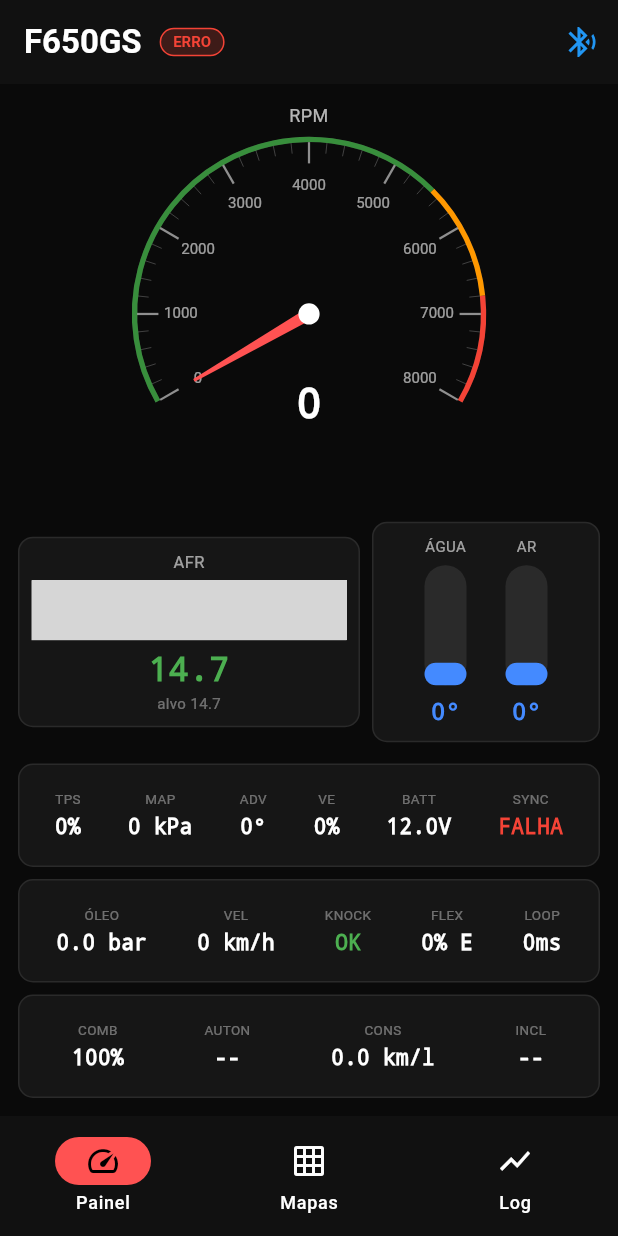
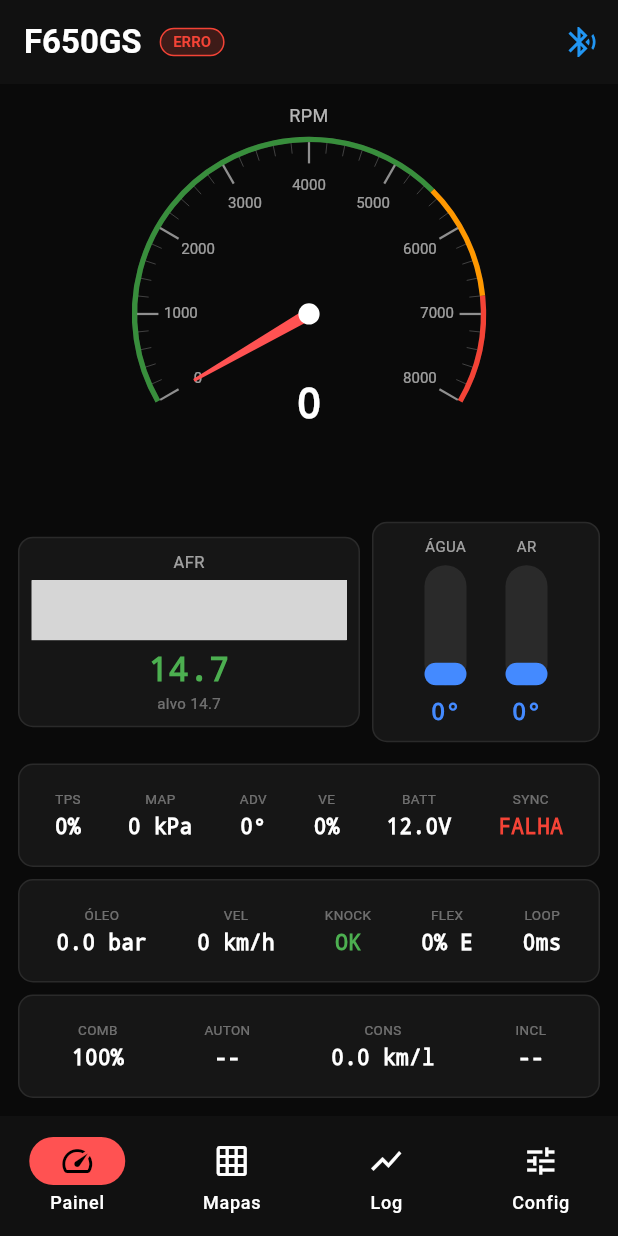
Before and after one commit to gustavowalkersgroup/bmwg650s, a Flutter app: the screen it shows after launch, after a tap on the "bluetooth searching" icon, on a phone screen of 412 x 824 dp. Run offline on Flutter 3.47's test engine with Material 3 defaults, Android fonts, the phone set to English and light mode, and no system bars; drawn by our look-alikes of syncfusion_flutter_gauges; our stand-ins replace fl_chart, flutter_blue_plus; grey boxes are pictures that could not be loaded.

Commit message:
Adiciona tela de configurações com controles de combustível e queda
- settings_screen.dart: tela completa com:
  * Alerta de queda com botão "Religar bomba" (cmd 0x02)
  * Gauge visual do nível de combustível virtual
  * Botão "Tanque cheio" com confirmação (cmd 0x01)
  * Botão "Calibrar nível" com slider 0–17,3L (cmd 0x03)
  * Info de IMU, flex fuel, injetor e sobre o projeto
- main.dart: 4º tab "Config" com badge vermelho ao detectar queda
- ble_service.dart: sendCommandBytes() para comandos multi-byte

https://claude.ai/code/session_017jgsQkKpSGp2ojivB84fMR

```diff
--- a/mobile-app/lib/main.dart
+++ b/mobile-app/lib/main.dart
@@ -5,6 +5,7 @@ import 'services/ble_service.dart';
 import 'screens/dashboard_screen.dart';
 import 'screens/maps_screen.dart';
 import 'screens/logs_screen.dart';
+import 'screens/settings_screen.dart';
 
 void main() {
   WidgetsFlutterBinding.ensureInitialized();
@@ -52,6 +53,22 @@ class F650GsApp extends StatelessWidget {
   }
 }
 
+// Ícone do tab Config com badge vermelho quando há queda detectada
+class _CrashBadge extends StatelessWidget {
+  const _CrashBadge();
+
+  @override
+  Widget build(BuildContext context) {
+    return Consumer<BleService>(
+      builder: (_, ble, __) => Badge(
+        isLabelVisible: ble.data.crash,
+        backgroundColor: Colors.red,
+        child: const Icon(Icons.tune),
+      ),
+    );
+  }
+}
+
 class _HomeShell extends StatefulWidget {
   const _HomeShell();
 
@@ -66,6 +83,7 @@ class _HomeShellState extends State<_HomeShell> {
     DashboardScreen(),
     MapsScreen(),
     LogsScreen(),
+    SettingsScreen(),
   ];
 
   @override
@@ -89,6 +107,10 @@ class _HomeShellState extends State<_HomeShell> {
             icon: Icon(Icons.show_chart),
             label: 'Log',
           ),
+          NavigationDestination(
+            icon: _CrashBadge(),
+            label: 'Config',
+          ),
         ],
       ),
     );
--- /dev/null
+++ b/mobile-app/lib/screens/settings_screen.dart
@@ -0,0 +1,510 @@
+import 'package:flutter/material.dart';
+import 'package:provider/provider.dart';
+import '../models/ecu_data.dart';
+import '../services/ble_service.dart';
+
+// Códigos de comando BLE (devem casar com ble_server.cpp no firmware)
+const int _cmdFuelRefill = 0x01;
+const int _cmdClearCrash = 0x02;
+const int _cmdFuelSetL   = 0x03;
+
+class SettingsScreen extends StatelessWidget {
+  const SettingsScreen({super.key});
+
+  @override
+  Widget build(BuildContext context) {
+    return Consumer<BleService>(
+      builder: (context, ble, _) {
+        final data = ble.data;
+        return Scaffold(
+          backgroundColor: const Color(0xFF0A0A0A),
+          appBar: AppBar(
+            backgroundColor: const Color(0xFF111111),
+            title: const Text('Configurações', style: TextStyle(color: Colors.white)),
+          ),
+          body: ListView(
+            padding: const EdgeInsets.all(16),
+            children: [
+
+              // ── Alerta de queda (só aparece quando crash ativo) ───────────
+              if (data.crash) ...[
+                _CrashAlert(onClear: () => ble.sendCommand(_cmdClearCrash)),
+                const SizedBox(height: 16),
+              ],
+
+              // ── Combustível ───────────────────────────────────────────────
+              _Section(
+                icon: Icons.local_gas_station,
+                title: 'Combustível',
+                children: [
+                  _FuelGauge(data: data),
+                  const SizedBox(height: 16),
+                  _InfoRow('Restante estimado',
+                      '${data.fuelLiters.toStringAsFixed(1)} L  (${data.fuelPct}%)'),
+                  _InfoRow('Autonomia estimada',
+                      data.rangeKm > 0 ? '${data.rangeKm} km' : '—'),
+                  _InfoRow('Consumo atual',
+                      '${data.econKmpl.toStringAsFixed(1)} km/l'),
+                  const SizedBox(height: 16),
+
+                  // Botão: tanque cheio
+                  _ActionButton(
+                    icon: Icons.water_drop,
+                    label: 'Tanque cheio',
+                    subtitle: 'Zera o consumo e assume ${EcuData.tankLiters}L',
+                    color: Colors.blue,
+                    enabled: ble.isConnected,
+                    onTap: () => _confirmFuelRefill(context, ble),
+                  ),
+                  const SizedBox(height: 8),
+
+                  // Botão: calibrar litros parcial
+                  _ActionButton(
+                    icon: Icons.tune,
+                    label: 'Calibrar nível',
+                    subtitle: 'Informe os litros após abastecimento parcial',
+                    color: Colors.blueGrey,
+                    enabled: ble.isConnected,
+                    onTap: () => _showCalibDialog(context, ble, data),
+                  ),
+                ],
+              ),
+
+              const SizedBox(height: 16),
+
+              // ── IMU / Inclinação ──────────────────────────────────────────
+              _Section(
+                icon: Icons.screen_rotation,
+                title: 'IMU — Inclinação',
+                children: [
+                  _InfoRow('Sensor IMU', data.imuOk ? '✓ MPU6050 OK' : '✗ Não detectado',
+                      valueColor: data.imuOk ? Colors.green : Colors.red),
+                  _InfoRow('Inclinação atual',
+                      data.imuOk ? '${data.leanDeg.abs()}°' : '—'),
+                  const SizedBox(height: 4),
+                  _InfoRow('Corte de queda', 'Bomba desliga ao detectar tombamento',
+                      subtle: true),
+                  _InfoRow('Limiar',
+                      '62° por mais de 1,5 s', subtle: true),
+                ],
+              ),
+
+              const SizedBox(height: 16),
+
+              // ── Motor e injetor ───────────────────────────────────────────
+              _Section(
+                icon: Icons.settings_applications,
+                title: 'Motor',
+                children: [
+                  _InfoRow('Motor', 'Rotax 654cc — monocilíndrico'),
+                  _InfoRow('Injetor', 'Bosch EV1 — 270 cc/min @ 3 bar'),
+                  _InfoRow('Combustível', 'Gasolina E27 ou Flex até E100*'),
+                  _InfoRow('Tanque', '${EcuData.tankLiters} L total  |  reserva ~4,0 L'),
+                  const SizedBox(height: 4),
+                  const Text(
+                    '* Para E100 puro com frequência, considerar injetor de 350-400 cc/min.',
+                    style: TextStyle(color: Colors.white38, fontSize: 11),
+                  ),
+                ],
+              ),
+
+              const SizedBox(height: 16),
+
+              // ── Flex Fuel ─────────────────────────────────────────────────
+              _Section(
+                icon: Icons.opacity,
+                title: 'Flex Fuel',
+                children: [
+                  _InfoRow('Etanol atual',
+                      data.flexPct > 0 ? '${data.flexPct}% etanol' : '—'),
+                  _InfoRow('Sensor flex', data.flexPct > 0 ? '✓ Ativo' : '— Não instalado',
+                      valueColor: data.flexPct > 0 ? Colors.green : Colors.white54),
+                  const SizedBox(height: 4),
+                  _InfoRow('Como instalar',
+                      'Ver docs/flex-fuel.md no repositório', subtle: true),
+                ],
+              ),
+
+              const SizedBox(height: 16),
+
+              // ── Sobre ─────────────────────────────────────────────────────
+              _Section(
+                icon: Icons.info_outline,
+                title: 'Sobre',
+                children: [
+                  _InfoRow('Projeto', 'BMW F650GS ECU DIY'),
+                  _InfoRow('Firmware', 'Speeduino + ESP32 BLE Bridge v1.1'),
+                  _InfoRow('App', 'Flutter — open source'),
+                  _InfoRow('Repositório',
+                      'github.com/gustavowalkersgroup/bmwg650s'),
+                ],
+              ),
+
+              const SizedBox(height: 32),
+            ],
+          ),
+        );
+      },
+    );
+  }
+
+  void _confirmFuelRefill(BuildContext context, BleService ble) {
+    showDialog<void>(
+      context: context,
+      builder: (_) => AlertDialog(
+        backgroundColor: const Color(0xFF1E1E1E),
+        title: const Text('Tanque cheio?',
+            style: TextStyle(color: Colors.white)),
+        content: Text(
+          'Isso assume que o tanque está com ${EcuData.tankLiters} L e '
+          'zera o consumo acumulado. Confirme apenas após abastecer completo.',
+          style: const TextStyle(color: Colors.white70),
+        ),
+        actions: [
+          TextButton(
+            onPressed: () => Navigator.pop(context),
+            child: const Text('Cancelar', style: TextStyle(color: Colors.white54)),
+          ),
+          ElevatedButton(
+            style: ElevatedButton.styleFrom(backgroundColor: Colors.blue),
+            onPressed: () {
+              ble.sendCommand(_cmdFuelRefill);
+              Navigator.pop(context);
+              ScaffoldMessenger.of(context).showSnackBar(
+                const SnackBar(
+                  content: Text('Tanque zerado — consumo reiniciado'),
+                  backgroundColor: Colors.blue,
+                ),
+              );
+            },
+            child: const Text('Confirmar'),
+          ),
+        ],
+      ),
+    );
+  }
+
+  void _showCalibDialog(BuildContext context, BleService ble, EcuData data) {
+    double liters = data.fuelLiters.clamp(0, EcuData.tankLiters);
+
+    showDialog<void>(
+      context: context,
+      builder: (_) => StatefulBuilder(
+        builder: (ctx, setState) => AlertDialog(
+          backgroundColor: const Color(0xFF1E1E1E),
+          title: const Text('Calibrar nível',
+              style: TextStyle(color: Colors.white)),
+          content: Column(
+            mainAxisSize: MainAxisSize.min,
+            children: [
+              Text(
+                'Quantos litros você colocou no tanque?',
+                style: const TextStyle(color: Colors.white70),
+              ),
+              const SizedBox(height: 16),
+              Text(
+                '${liters.toStringAsFixed(1)} L',
+                style: const TextStyle(
+                    color: Colors.blue,
+                    fontSize: 28,
+                    fontWeight: FontWeight.bold,
+                    fontFamily: 'monospace'),
+              ),
+              Slider(
+                value: liters,
+                min: 0,
+                max: EcuData.tankLiters,
+                divisions: (EcuData.tankLiters * 2).toInt(),
+                activeColor: Colors.blue,
+                onChanged: (v) => setState(() => liters = v),
+              ),
+              Text(
+                '0 L  ←                           →  ${EcuData.tankLiters.toStringAsFixed(1)} L',
+                style: const TextStyle(color: Colors.white38, fontSize: 11),
+              ),
+            ],
+          ),
+          actions: [
+            TextButton(
+              onPressed: () => Navigator.pop(context),
+              child: const Text('Cancelar',
+                  style: TextStyle(color: Colors.white54)),
+            ),
+            ElevatedButton(
+              style: ElevatedButton.styleFrom(backgroundColor: Colors.blue),
+              onPressed: () {
+                // CMD_FUEL_SET_L = 0x03, byte[1] = litros × 10
+                final payload = [_cmdFuelSetL, (liters * 10).round()];
+                ble.sendCommandBytes(payload);
+                Navigator.pop(context);
+                ScaffoldMessenger.of(context).showSnackBar(
+                  SnackBar(
+                    content: Text(
+                        'Nível calibrado: ${liters.toStringAsFixed(1)} L'),
+                    backgroundColor: Colors.blue,
+                  ),
+                );
+              },
+              child: const Text('Confirmar'),
+            ),
+          ],
+        ),
+      ),
+    );
+  }
+}
+
+// ── Alerta de queda ───────────────────────────────────────────────────────────
+
+class _CrashAlert extends StatelessWidget {
+  final VoidCallback onClear;
+  const _CrashAlert({required this.onClear});
+
+  @override
+  Widget build(BuildContext context) {
+    return Container(
+      decoration: BoxDecoration(
+        color: Colors.red.shade900.withOpacity(0.25),
+        borderRadius: BorderRadius.circular(12),
+        border: Border.all(color: Colors.red.shade700, width: 1.5),
+      ),
+      padding: const EdgeInsets.all(16),
+      child: Column(
+        crossAxisAlignment: CrossAxisAlignment.start,
+        children: [
+          Row(
+            children: [
+              const Icon(Icons.warning_amber_rounded,
+                  color: Colors.amber, size: 22),
+              const SizedBox(width: 8),
+              Text('QUEDA DETECTADA — BOMBA CORTADA',
+                  style: TextStyle(
+                      color: Colors.red.shade300,
+                      fontWeight: FontWeight.bold,
+                      fontSize: 13)),
+            ],
+          ),
+          const SizedBox(height: 8),
+          const Text(
+            'A bomba de combustível foi desligada por segurança. '
+            'Verifique se a moto está upright e sem vazamentos antes de religar.',
+            style: TextStyle(color: Colors.white70, fontSize: 12),
+          ),
+          const SizedBox(height: 12),
+          SizedBox(
+            width: double.infinity,
+            child: ElevatedButton.icon(
+              icon: const Icon(Icons.restart_alt),
+              label: const Text('Moto em pé — Religar a bomba'),
+              style: ElevatedButton.styleFrom(
+                backgroundColor: Colors.red.shade700,
+                foregroundColor: Colors.white,
+              ),
+              onPressed: onClear,
+            ),
+          ),
+        ],
+      ),
+    );
+  }
+}
+
+// ── Widgets auxiliares ────────────────────────────────────────────────────────
+
+class _Section extends StatelessWidget {
+  final IconData icon;
+  final String title;
+  final List<Widget> children;
+
+  const _Section({
+    required this.icon,
+    required this.title,
+    required this.children,
+  });
+
+  @override
+  Widget build(BuildContext context) {
+    return Container(
+      decoration: BoxDecoration(
+        color: const Color(0xFF161616),
+        borderRadius: BorderRadius.circular(12),
+        border: Border.all(color: const Color(0xFF2A2A2A)),
+      ),
+      padding: const EdgeInsets.all(16),
+      child: Column(
+        crossAxisAlignment: CrossAxisAlignment.start,
+        children: [
+          Row(
+            children: [
+              Icon(icon, color: Colors.blue, size: 18),
+              const SizedBox(width: 8),
+              Text(title,
+                  style: const TextStyle(
+                      color: Colors.white,
+                      fontWeight: FontWeight.bold,
+                      fontSize: 14)),
+            ],
+          ),
+          const SizedBox(height: 12),
+          const Divider(color: Color(0xFF2A2A2A), height: 1),
+          const SizedBox(height: 12),
+          ...children,
+        ],
+      ),
+    );
+  }
+}
+
+class _InfoRow extends StatelessWidget {
+  final String label;
+  final String value;
+  final Color? valueColor;
+  final bool subtle;
+
+  const _InfoRow(this.label, this.value,
+      {this.valueColor, this.subtle = false});
+
+  @override
+  Widget build(BuildContext context) {
+    return Padding(
+      padding: const EdgeInsets.symmetric(vertical: 3),
+      child: Row(
+        crossAxisAlignment: CrossAxisAlignment.start,
+        children: [
+          SizedBox(
+            width: 130,
+            child: Text(label,
+                style: TextStyle(
+                    color: subtle ? Colors.white38 : Colors.white54,
+                    fontSize: subtle ? 11 : 12)),
+          ),
+          Expanded(
+            child: Text(value,
+                style: TextStyle(
+                    color: valueColor ?? (subtle ? Colors.white38 : Colors.white),
+                    fontSize: subtle ? 11 : 12,
+                    fontWeight:
+                        subtle ? FontWeight.normal : FontWeight.w500)),
+          ),
+        ],
+      ),
+    );
+  }
+}
+
+class _ActionButton extends StatelessWidget {
+  final IconData icon;
+  final String label;
+  final String subtitle;
+  final Color color;
+  final bool enabled;
+  final VoidCallback onTap;
+
+  const _ActionButton({
+    required this.icon,
+    required this.label,
+    required this.subtitle,
+    required this.color,
+    required this.enabled,
+    required this.onTap,
+  });
+
+  @override
+  Widget build(BuildContext context) {
+    return Opacity(
+      opacity: enabled ? 1.0 : 0.4,
+      child: InkWell(
+        onTap: enabled ? onTap : null,
+        borderRadius: BorderRadius.circular(10),
+        child: Container(
+          decoration: BoxDecoration(
+            color: color.withOpacity(0.12),
+            borderRadius: BorderRadius.circular(10),
+            border: Border.all(color: color.withOpacity(0.4)),
+          ),
+          padding: const EdgeInsets.symmetric(horizontal: 14, vertical: 12),
+          child: Row(
+            children: [
+              Icon(icon, color: color, size: 22),
+              const SizedBox(width: 12),
+              Expanded(
+                child: Column(
+                  crossAxisAlignment: CrossAxisAlignment.start,
+                  children: [
+                    Text(label,
+                        style: TextStyle(
+                            color: color,
+                            fontWeight: FontWeight.bold,
+                            fontSize: 14)),
+                    const SizedBox(height: 2),
+                    Text(subtitle,
+                        style: const TextStyle(
+                            color: Colors.white54, fontSize: 11)),
+                  ],
+                ),
+              ),
+              if (!enabled)
+                const Text('BLE off',
+                    style: TextStyle(color: Colors.white38, fontSize: 11)),
+              if (enabled) Icon(Icons.chevron_right, color: color, size: 20),
+            ],
+          ),
+        ),
+      ),
+    );
+  }
+}
+
+class _FuelGauge extends StatelessWidget {
+  final EcuData data;
+  const _FuelGauge({required this.data});
+
+  @override
+  Widget build(BuildContext context) {
+    final pct = data.fuelPct / 100.0;
+    final color = data.lowFuel
+        ? Colors.orange
+        : (pct > 0.5 ? Colors.green : Colors.yellow.shade700);
+
+    return Column(
+      crossAxisAlignment: CrossAxisAlignment.start,
+      children: [
+        Row(
+          mainAxisAlignment: MainAxisAlignment.spaceBetween,
+          children: [
+            Text('Nível do tanque',
+                style: const TextStyle(color: Colors.white54, fontSize: 12)),
+            Text(
+              data.lowFuel ? '⚠ RESERVA' : '${data.fuelPct}%',
+              style: TextStyle(
+                  color: color,
+                  fontWeight: FontWeight.bold,
+                  fontSize: 13),
+            ),
+          ],
+        ),
+        const SizedBox(height: 6),
+        ClipRRect(
+          borderRadius: BorderRadius.circular(4),
+          child: LinearProgressIndicator(
+            value: pct.clamp(0.0, 1.0),
+            backgroundColor: const Color(0xFF2A2A2A),
+            valueColor: AlwaysStoppedAnimation<Color>(color),
+            minHeight: 10,
+          ),
+        ),
+        const SizedBox(height: 4),
+        Row(
+          mainAxisAlignment: MainAxisAlignment.spaceBetween,
+          children: [
+            const Text('0 L',
+                style: TextStyle(color: Colors.white38, fontSize: 10)),
+            Text('${EcuData.tankLiters.toStringAsFixed(0)} L',
+                style:
+                    const TextStyle(color: Colors.white38, fontSize: 10)),
+          ],
+        ),
+      ],
+    );
+  }
+}
--- a/mobile-app/lib/services/ble_service.dart
+++ b/mobile-app/lib/services/ble_service.dart
@@ -120,6 +120,12 @@ class BleService extends ChangeNotifier {
     await _commandChar!.write([cmd], withoutResponse: true);
   }
 
+  // Envia comando com payload adicional (ex: CMD_FUEL_SET_L + litros×10)
+  Future<void> sendCommandBytes(List<int> bytes) async {
+    if (_commandChar == null) return;
+    await _commandChar!.write(bytes, withoutResponse: true);
+  }
+
   void _setStatus(BleStatus s) {
     _status = s;
     notifyListeners();
```
